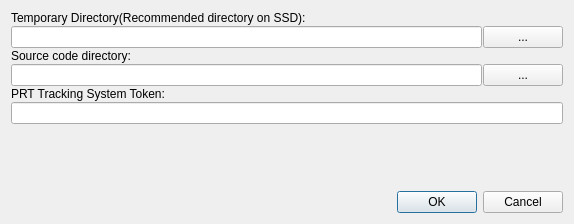
missdeer/cjlv, file preferencedialog.ui: the form before one commit.
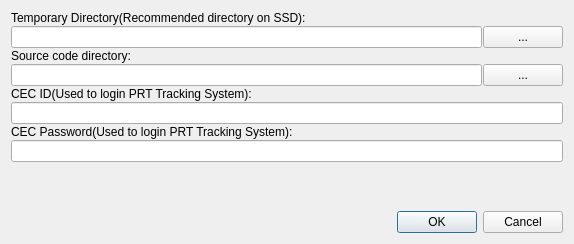
The form after the commit.

Commit message: (*)use cec id to login PRT Tracking System to get token

What changed in the file:
```diff
--- a/preferencedialog.ui
+++ b/preferencedialog.ui
@@ -7,13 +7,13 @@
     <x>0</x>
     <y>0</y>
     <width>574</width>
-    <height>224</height>
+    <height>244</height>
    </rect>
   </property>
   <property name="windowTitle">
    <string>Preference</string>
   </property>
-  <layout class="QVBoxLayout" name="verticalLayout" stretch="0,0,0,0,0,0,0,0">
+  <layout class="QVBoxLayout" name="verticalLayout" stretch="0,0,0,0,0,0,0,0,0,0">
    <property name="spacing">
     <number>1</number>
    </property>
@@ -62,12 +62,26 @@
    <item>
     <widget class="QLabel" name="label_3">
      <property name="text">
-      <string>PRT Tracking System Token:</string>
+      <string>CEC ID(Used to login PRT Tracking System):</string>
      </property>
     </widget>
    </item>
    <item>
-    <widget class="QLineEdit" name="edtToken"/>
+    <widget class="QLineEdit" name="edtCECId"/>
+   </item>
+   <item>
+    <widget class="QLabel" name="label_5">
+     <property name="text">
+      <string>CEC Password(Used to login PRT Tracking System):</string>
+     </property>
+    </widget>
+   </item>
+   <item>
+    <widget class="QLineEdit" name="edtCECPassword">
+     <property name="echoMode">
+      <enum>QLineEdit::Password</enum>
+     </property>
+    </widget>
    </item>
    <item>
     <spacer name="verticalSpacer">
```
Left out of the diff: 2 changed lines with no effect on the pictures. The commit also changes 7 other files.
